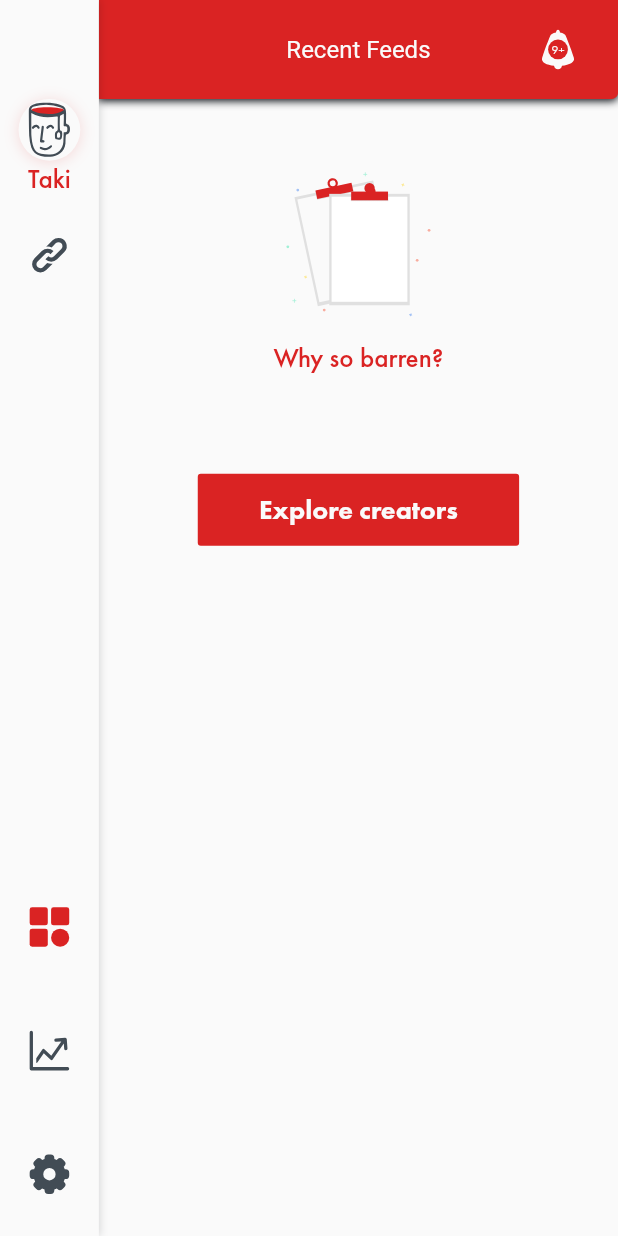
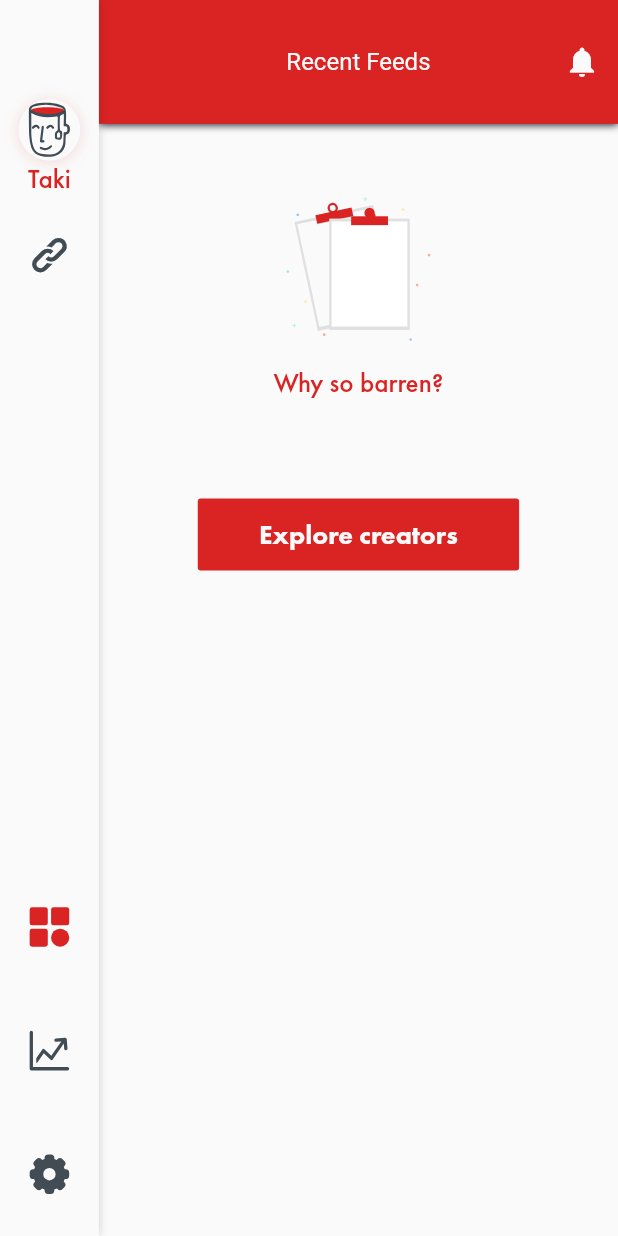
Before and after one commit to takiuddin93/AakCupChaa, a Flutter app: the screen it shows after launch, on a phone screen of 412 x 824 dp. Run offline on Flutter 3.47's test engine with Material 2 defaults, Android fonts, the phone set to English and light mode, and no system bars; our stand-ins replace flutter_svg, share; Roboto replaces fonts that are missing (FuturaPTBool).

Commit message:
menu.dart slightly modified

```diff
--- a/lib/menu.dart
+++ b/lib/menu.dart
@@ -1,6 +1,8 @@
 import 'dart:convert';
+import 'package:aakcupchaa/search.dart';
 import 'package:aakcupchaa/widgets/custom_notification_dialog_widget.dart';
 import 'package:aakcupchaa/widgets/custom_post_widget.dart';
+import 'package:aakcupchaa/widgets/mainappbar.dart';
 import 'package:flutter/material.dart';
 import 'package:aakcupchaa/universal_variables.dart';
 import 'package:flutter_svg/flutter_svg.dart';
@@ -24,102 +26,30 @@ class _MenuState extends State<Menu> {
           Positioned(
             child: Container(
               width: width,
-              height: height * 0.08,
+              height: height * 0.10,
               padding: EdgeInsets.symmetric(
-                vertical: height * 0.02,
+                vertical: height * 0.0,
                 horizontal: 0.0,
               ),
               decoration: BoxDecoration(
                   color: UniversalVariables.primaryCrimson,
                   shape: BoxShape.rectangle,
-                  borderRadius: BorderRadius.only(
-                    topLeft: Radius.circular(0.0),
-                    topRight: Radius.circular(0.0),
-                    bottomRight: Radius.circular(4.0),
-                    bottomLeft: Radius.circular(0.0),
-                  ),
                   boxShadow: [
                     BoxShadow(
                         color: UniversalVariables.primaryEbony,
                         offset: Offset(0.0, 1.0),
                         blurRadius: 4.0)
                   ]),
-              child: Stack(
-                children: [
-                  Positioned(
-                    child: Align(
-                      alignment: Alignment.center,
-                      child: RichText(
-                        text: TextSpan(children: <TextSpan>[
-                          TextSpan(
-                            text: "Recent Feeds",
-                            style: TextStyle(
-                                color: UniversalVariables.primaryAlabaster,
-                                fontSize: 16.0,
-                                fontFamily: 'FuturaPTBool'),
-                          ),
-                        ]),
-                      ),
-                    ),
-                  ),
-                  Positioned(
-                    child: Align(
-                      alignment: Alignment.centerRight,
-                      child: GestureDetector(
-                        onTap: () {
-                          CustomDialog.showScaleAlertBox(
-                            context: context,
-                            title: "Alert",
-                            icon: Icons.info_outline, // IF YOU WANT TO ADD ICON
-                            text:
-                                'Feature not yet implemented!', // IF YOU WANT TO ADD
-                            firstButton: "Ok",
-                          );
-                          print("Notification Clicked");
-                        },
-                        child: Stack(
-                            alignment: Alignment.center,
-                            children: <Widget>[
-                              SvgPicture.asset(
-                                'assets/svgs/Notifications.svg',
-                                color: UniversalVariables.primaryAlabaster,
-                              ),
-                              Container(
-                                width: width * 0.032,
-                                height: width * 0.032,
-                                decoration: BoxDecoration(
-                                  color: UniversalVariables.primaryCrimson,
-                                  shape: BoxShape.rectangle,
-                                  borderRadius: BorderRadius.circular(8.0),
-                                ),
-                                child: Align(
-                                  alignment: Alignment.center,
-                                  child: RichText(
-                                    text: TextSpan(children: <TextSpan>[
-                                      TextSpan(
-                                        text: "9+",
-                                        style: TextStyle(
-                                            color: UniversalVariables
-                                                .primaryAlabaster,
-                                            fontSize: 8.0,
-                                            fontFamily: 'FuturaPTBook'),
-                                      ),
-                                    ]),
-                                  ),
-                                ),
-                              ),
-                            ]),
-                      ),
-                    ),
-                  ),
-                ],
+              child: PreferredSize(
+                child: MainAppBar(back: "menu", title: "Recent Feeds"),
+                preferredSize: Size.fromHeight(media.height),
               ),
             ),
           ),
           Positioned(
             child: Container(
               margin: EdgeInsets.only(
-                top: height * 0.08,
+                top: height * 0.10,
               ),
               child: FeedPosts(),
             ),
@@ -197,7 +127,11 @@ class _FeedPostsState extends State<FeedPosts> {
                           borderRadius: BorderRadius.circular(2.0)),
                       child: FlatButton(
                           onPressed: () {
-                            FeedPosts();
+                            Navigator.pushAndRemoveUntil(
+                                context,
+                                MaterialPageRoute(
+                                    builder: (context) => Search()),
+                                (Route<dynamic> route) => false);
                             print("Explore creators");
                           },
                           child: RichText(
```
